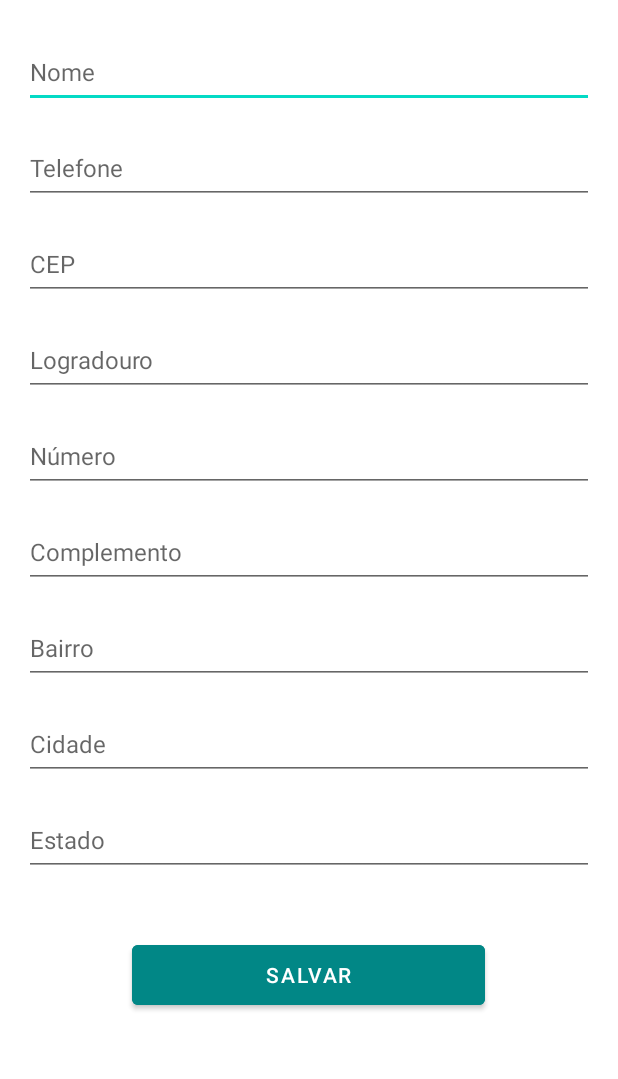
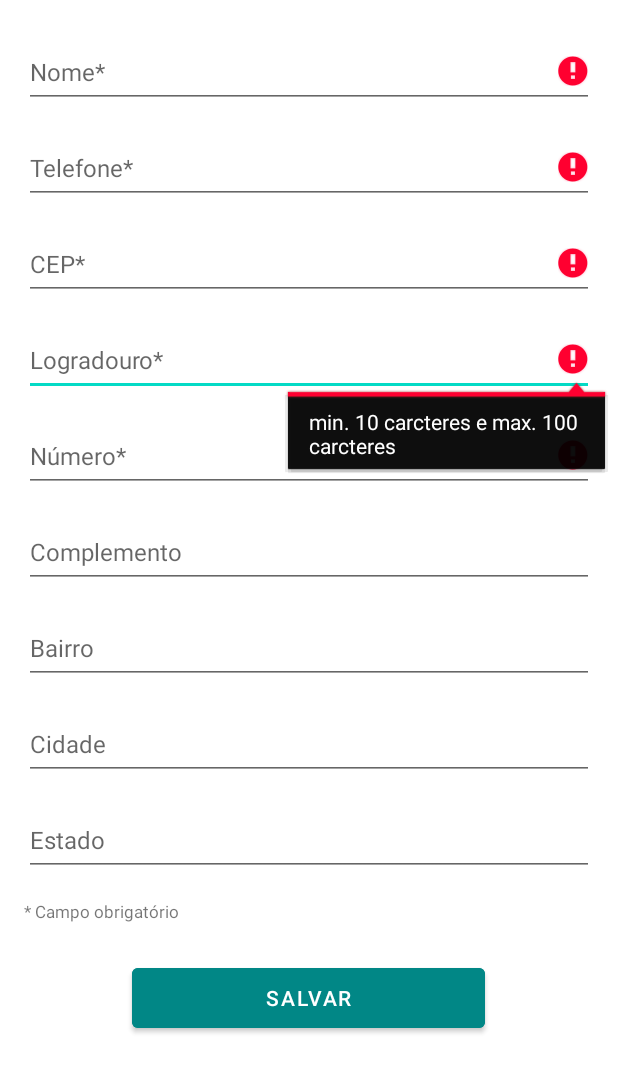
Before and after one commit to LuolBR/Cadastro-De---Endereco, an Android app: the screen it shows after launch (MainActivity), after a tap on "SALVAR", on a phone screen of 412 x 824 dp, the part 157-1236 px from its top. Run offline under Robolectric (Android 15) with nearby library versions, the phone set to English and light mode, and no system bars.

```diff
--- a/app/src/main/java/com/example/cadastrodeendereo/MainActivity.java
+++ b/app/src/main/java/com/example/cadastrodeendereo/MainActivity.java
@@ -3,6 +3,7 @@ package com.example.cadastrodeendereo;
 import androidx.appcompat.app.AppCompatActivity;
 
 import android.os.Bundle;
+import android.text.TextUtils;
 import android.util.Log;
 import android.view.View;
 import android.widget.Button;
@@ -10,32 +11,47 @@ import android.widget.EditText;
 
 public class MainActivity extends AppCompatActivity {
 
+    Button btn_salvar;
+    EditText et_nome, et_telefone, et_cep, et_logradouro,
+             et_numero, et_complemento, et_bairro,
+             et_cidade, et_estado;
+
     @Override
     protected void onCreate(Bundle savedInstanceState) {
         super.onCreate(savedInstanceState);
         setContentView(R.layout.activity_main);
 
-        Button btn_salvar = findViewById(R.id.btn_salvar);
-        EditText et_nome = findViewById(R.id.et_nome);
-        EditText et_telefone = findViewById(R.id.et_telefone);
-        EditText et_cep = findViewById(R.id.et_cep);
-        EditText et_logradouro = findViewById(R.id.et_logradouro);
-        EditText et_numero = findViewById(R.id.et_numero);
-        EditText et_complemento = findViewById(R.id.et_complemento);
-        EditText et_bairro = findViewById(R.id.et_bairro);
-        EditText et_cidade = findViewById(R.id.et_cidade);
-        EditText et_estado = findViewById(R.id.et_estado);
+        btn_salvar = findViewById(R.id.btn_salvar);
+        et_nome = findViewById(R.id.et_nome);
+        et_telefone = findViewById(R.id.et_telefone);
+        et_cep = findViewById(R.id.et_cep);
+        et_logradouro = findViewById(R.id.et_logradouro);
+        et_numero = findViewById(R.id.et_numero);
+        et_complemento = findViewById(R.id.et_complemento);
+        et_bairro = findViewById(R.id.et_bairro);
+        et_cidade = findViewById(R.id.et_cidade);
+        et_estado = findViewById(R.id.et_estado);
 
         Endereco endereco = new Endereco();
 
         btn_salvar.setOnClickListener(new View.OnClickListener() {
             @Override
             public void onClick(View view) {
+                validarObrigatorio(et_nome);
+                validarObrigatorio(et_telefone);
+                validarObrigatorio(et_cep);
+                validarObrigatorio(et_logradouro);
+                validarObrigatorio(et_numero);
+
+                verificarTelefone(et_telefone.getText().toString());
+                verificarLogradouro(et_logradouro.getText().toString());
+
                 endereco.setNome(et_nome.getText().toString());
                 endereco.setTelefone(et_telefone.getText().toString());
                 endereco.setCep(et_cep.getText().toString());
                 endereco.setLogradouro(et_logradouro.getText().toString());
                 endereco.setNumero(et_numero.getText().toString());
+
                 endereco.setComplemento(et_complemento.getText().toString());
                 endereco.setBairro(et_bairro.getText().toString());
                 endereco.setCidade(et_cidade.getText().toString());
@@ -53,4 +69,26 @@ public class MainActivity extends AppCompatActivity {
             }
         });
     }
+
+    private void validarObrigatorio(EditText et) {
+
+        if (TextUtils.isEmpty(et.getText().toString())) {
+            et.setError("Campo obrigatório");
+            et.requestFocus();
+        }
+    }
+
+    private void verificarTelefone(String s) {
+        if (s.length() != 14) {
+            et_telefone.setError("Favor inserir 14 carcteres");
+            et_telefone.requestFocus();
+        }
+    }
+
+    private void verificarLogradouro(String s) {
+        if (s.length() < 10) {
+            et_logradouro.setError("min. 10 carcteres e max. 100 carcteres");
+            et_logradouro.requestFocus();
+        }
+    }
 }
--- a/app/src/main/res/layout/activity_main.xml
+++ b/app/src/main/res/layout/activity_main.xml
@@ -54,6 +54,7 @@
             android:hint="@string/telefone"
             android:importantForAutofill="no"
             android:inputType="phone"
+            android:maxLength="14"
             android:minHeight="48dp"
             android:textSize="16sp" />
 
@@ -83,6 +84,7 @@
             android:hint="@string/logradouro"
             android:importantForAutofill="no"
             android:inputType="textPersonName"
+            android:maxLength="100"
             android:minHeight="48dp"
             android:textSize="16sp" />
 
@@ -156,6 +158,14 @@
             android:minHeight="48dp"
             android:textSize="16sp" />
 
+        <TextView
+            android:id="@+id/textView"
+            android:layout_width="match_parent"
+            android:layout_height="wrap_content"
+            android:layout_marginStart="16dp"
+            android:text="@string/campo_obrigat_rio"
+            android:textSize="11sp" />
+
         <Button
             android:id="@+id/btn_salvar"
             android:layout_width="235dp"
@@ -167,6 +177,7 @@
             android:text="@string/salvar"
             android:textColor="@color/white"
             tools:ignore="TextContrastCheck" />
+
     </LinearLayout>
 
 </ScrollView>
--- a/app/src/main/res/values/strings.xml
+++ b/app/src/main/res/values/strings.xml
@@ -1,14 +1,15 @@
 <resources>
     <string name="app_name">Cadastro de Endereço</string>
     <string name="cadastro_de_endere_o">Cadastro de Endereço</string>
-    <string name="nome">Nome</string>
-    <string name="telefone">Telefone</string>
-    <string name="cep">CEP</string>
-    <string name="logradouro">Logradouro</string>
-    <string name="n_mero">Número</string>
+    <string name="nome">Nome*</string>
+    <string name="telefone">Telefone*</string>
+    <string name="cep">CEP*</string>
+    <string name="logradouro">Logradouro*</string>
+    <string name="n_mero">Número*</string>
     <string name="complemento">Complemento</string>
     <string name="bairro">Bairro</string>
     <string name="cidade">Cidade</string>
     <string name="estado">Estado</string>
     <string name="salvar">Salvar</string>
+    <string name="campo_obrigat_rio">* Campo obrigatório</string>
 </resources>
```
